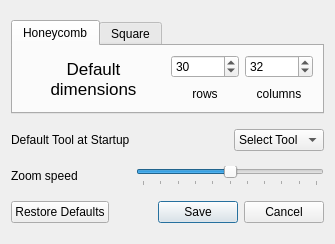
sdouglas/cadnano2, file ui/dialogs/preferences.ui: the form before one commit.
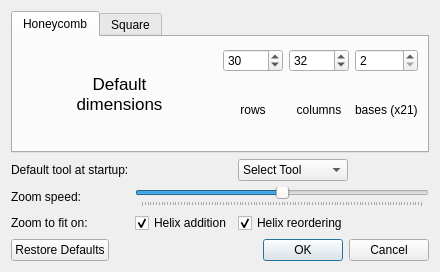
The form after the commit. The open tabs and pages were chosen to show the change. Icons and pictures are not drawn.

Commit message: Created new ui file for AddSeq dialog

Patch:
```diff
--- a/ui/dialogs/preferences.ui
+++ b/ui/dialogs/preferences.ui
@@ -6,8 +6,8 @@
    <rect>
     <x>0</x>
     <y>0</y>
-    <width>335</width>
-    <height>244</height>
+    <width>440</width>
+    <height>272</height>
    </rect>
   </property>
   <property name="sizePolicy">
@@ -20,50 +20,10 @@
    <string>Preferences</string>
   </property>
   <layout class="QGridLayout" name="gridLayout">
-   <item row="3" column="3">
-    <widget class="QComboBox" name="defaulttoolComboBox">
-     <item>
-      <property name="text">
-       <string>Select Tool</string>
-      </property>
-      <property name="icon">
-       <iconset resource="dialogicons.qrc">
-        <normaloff>:/pathtools/select</normaloff>:/pathtools/select</iconset>
-      </property>
-     </item>
-     <item>
-      <property name="text">
-       <string>Pencil Tool</string>
-      </property>
-      <property name="icon">
-       <iconset resource="dialogicons.qrc">
-        <normaloff>:/pathtools/pencil</normaloff>:/pathtools/pencil</iconset>
-      </property>
-     </item>
-     <item>
-      <property name="text">
-       <string>Paint</string>
-      </property>
-      <property name="icon">
-       <iconset resource="dialogicons.qrc">
-        <normaloff>:/pathtools/paint</normaloff>:/pathtools/paint</iconset>
-      </property>
-     </item>
-     <item>
-      <property name="text">
-       <string>Add Seq</string>
-      </property>
-      <property name="icon">
-       <iconset resource="dialogicons.qrc">
-        <normaloff>:/pathtools/addseq</normaloff>:/pathtools/addseq</iconset>
-      </property>
-     </item>
-    </widget>
-   </item>
    <item row="4" column="0">
     <widget class="QLabel" name="zoomSpeedLabel">
      <property name="text">
-      <string>Zoom speed</string>
+      <string>Zoom speed:</string>
      </property>
     </widget>
    </item>
@@ -92,14 +52,7 @@
      </property>
     </widget>
    </item>
-   <item row="3" column="0">
-    <widget class="QLabel" name="label">
-     <property name="text">
-      <string>Default Tool at Startup</string>
-     </property>
-    </widget>
-   </item>
-   <item row="5" column="0" colspan="4">
+   <item row="6" column="0" colspan="4">
     <widget class="QDialogButtonBox" name="buttonBox">
      <property name="inputMethodHints">
       <set>Qt::ImhNone</set>
@@ -108,7 +61,7 @@
       <enum>Qt::Horizontal</enum>
      </property>
      <property name="standardButtons">
-      <set>QDialogButtonBox::Cancel|QDialogButtonBox::RestoreDefaults|QDialogButtonBox::Save</set>
+      <set>QDialogButtonBox::Cancel|QDialogButtonBox::Ok|QDialogButtonBox::RestoreDefaults</set>
      </property>
      <property name="centerButtons">
       <bool>false</bool>
@@ -118,7 +71,7 @@
    <item row="0" column="0" colspan="4">
     <widget class="QTabWidget" name="tabWidget">
      <property name="sizePolicy">
-      <sizepolicy hsizetype="Expanding" vsizetype="Fixed">
+      <sizepolicy hsizetype="Expanding" vsizetype="Preferred">
        <horstretch>0</horstretch>
        <verstretch>0</verstretch>
       </sizepolicy>
@@ -153,7 +106,10 @@
           </widget>
          </item>
          <item>
-          <layout class="QGridLayout" name="gridLayout_2">
+          <layout class="QGridLayout" name="honeycombGLayout">
+           <property name="topMargin">
+            <number>3</number>
+           </property>
            <property name="horizontalSpacing">
             <number>-1</number>
            </property>
@@ -203,6 +159,29 @@
              </property>
             </widget>
            </item>
+           <item row="0" column="2">
+            <widget class="QSpinBox" name="honeycombBaseSpinBox">
+             <property name="minimum">
+              <number>2</number>
+             </property>
+             <property name="maximum">
+              <number>2000</number>
+             </property>
+             <property name="singleStep">
+              <number>1</number>
+             </property>
+             <property name="value">
+              <number>2</number>
+             </property>
+            </widget>
+           </item>
+           <item row="1" column="2">
+            <widget class="QLabel" name="hBasesLabel">
+             <property name="text">
+              <string>bases (x21)</string>
+             </property>
+            </widget>
+           </item>
           </layout>
          </item>
         </layout>
@@ -291,6 +270,80 @@
      </widget>
     </widget>
    </item>
+   <item row="5" column="0">
+    <widget class="QLabel" name="zoomfitLabel">
+     <property name="text">
+      <string>Zoom to fit on:</string>
+     </property>
+    </widget>
+   </item>
+   <item row="5" column="1">
+    <widget class="QCheckBox" name="helixAddCheckBox">
+     <property name="text">
+      <string>Helix addition</string>
+     </property>
+     <property name="checked">
+      <bool>true</bool>
+     </property>
+    </widget>
+   </item>
+   <item row="3" column="0">
+    <widget class="QLabel" name="defaulttoolLabel">
+     <property name="text">
+      <string>Default tool at startup:</string>
+     </property>
+    </widget>
+   </item>
+   <item row="5" column="2">
+    <widget class="QCheckBox" name="helixReorderCheckBox">
+     <property name="text">
+      <string>Helix reordering</string>
+     </property>
+     <property name="checked">
+      <bool>true</bool>
+     </property>
+    </widget>
+   </item>
+   <item row="3" column="2">
+    <widget class="QComboBox" name="defaulttoolComboBox">
+     <item>
+      <property name="text">
+       <string>Select Tool</string>
+      </property>
+      <property name="icon">
+       <iconset resource="dialogicons.qrc">
+        <normaloff>:/pathtools/select</normaloff>:/pathtools/select</iconset>
+      </property>
+     </item>
+     <item>
+      <property name="text">
+       <string>Pencil Tool</string>
+      </property>
+      <property name="icon">
+       <iconset resource="dialogicons.qrc">
+        <normaloff>:/pathtools/pencil</normaloff>:/pathtools/pencil</iconset>
+      </property>
+     </item>
+     <item>
+      <property name="text">
+       <string>Paint</string>
+      </property>
+      <property name="icon">
+       <iconset resource="dialogicons.qrc">
+        <normaloff>:/pathtools/paint</normaloff>:/pathtools/paint</iconset>
+      </property>
+     </item>
+     <item>
+      <property name="text">
+       <string>Add Seq</string>
+      </property>
+      <property name="icon">
+       <iconset resource="dialogicons.qrc">
+        <normaloff>:/pathtools/addseq</normaloff>:/pathtools/addseq</iconset>
+      </property>
+     </item>
+    </widget>
+   </item>
   </layout>
  </widget>
  <resources>
```
Left out of the diff: 46 changed lines with no effect on the pictures. The commit also changes 4 other files.
